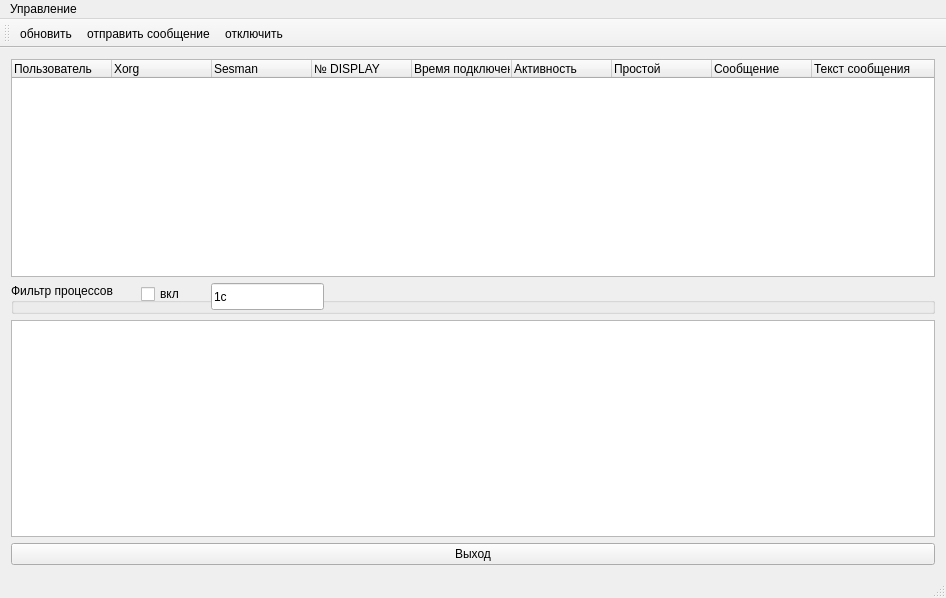
First picture: the form in mainwindow.ui, repository VDimson/XAdmin, before the edit.
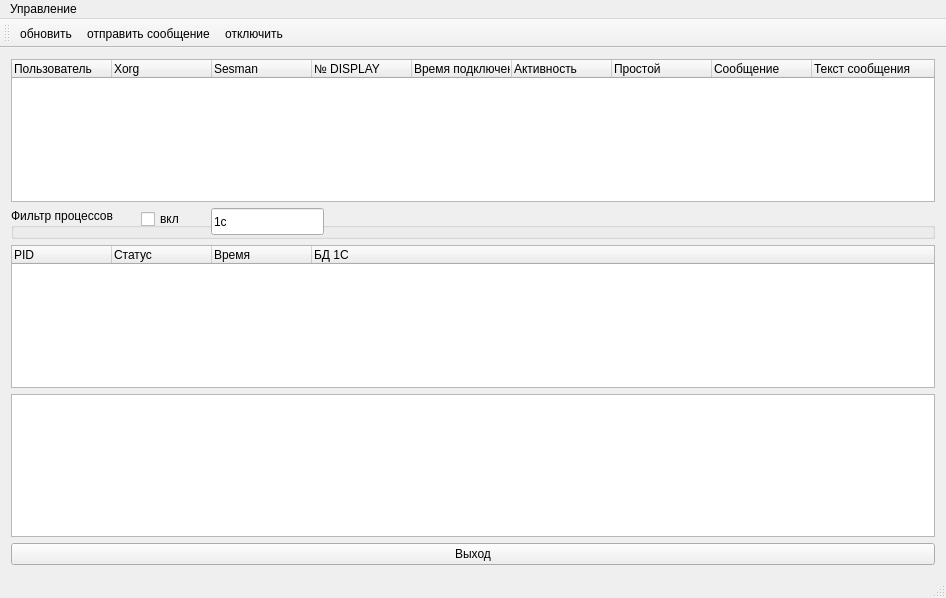
Second picture: the form after the edit. Icons and pictures are not drawn.

What changed in the file:
```diff
--- a/mainwindow.ui
+++ b/mainwindow.ui
@@ -19,7 +19,7 @@
   </property>
   <widget class="QWidget" name="centralWidget">
    <layout class="QGridLayout" name="gridLayout">
-    <item row="3" column="0">
+    <item row="4" column="0">
      <widget class="QTextEdit" name="textEdit"/>
     </item>
     <item row="1" column="0">
@@ -71,7 +71,7 @@
       </column>
      </widget>
     </item>
-    <item row="4" column="0">
+    <item row="5" column="0">
      <widget class="QPushButton" name="pushButton">
       <property name="text">
        <string>Выход</string>
@@ -121,6 +121,30 @@
       </widget>
      </widget>
     </item>
+    <item row="3" column="0">
+     <widget class="QTreeWidget" name="twg2">
+      <column>
+       <property name="text">
+        <string>PID</string>
+       </property>
+      </column>
+      <column>
+       <property name="text">
+        <string>Статус</string>
+       </property>
+      </column>
+      <column>
+       <property name="text">
+        <string>Время</string>
+       </property>
+      </column>
+      <column>
+       <property name="text">
+        <string>БД 1С</string>
+       </property>
+      </column>
+     </widget>
+    </item>
    </layout>
   </widget>
   <widget class="QMenuBar" name="menuBar">
```
